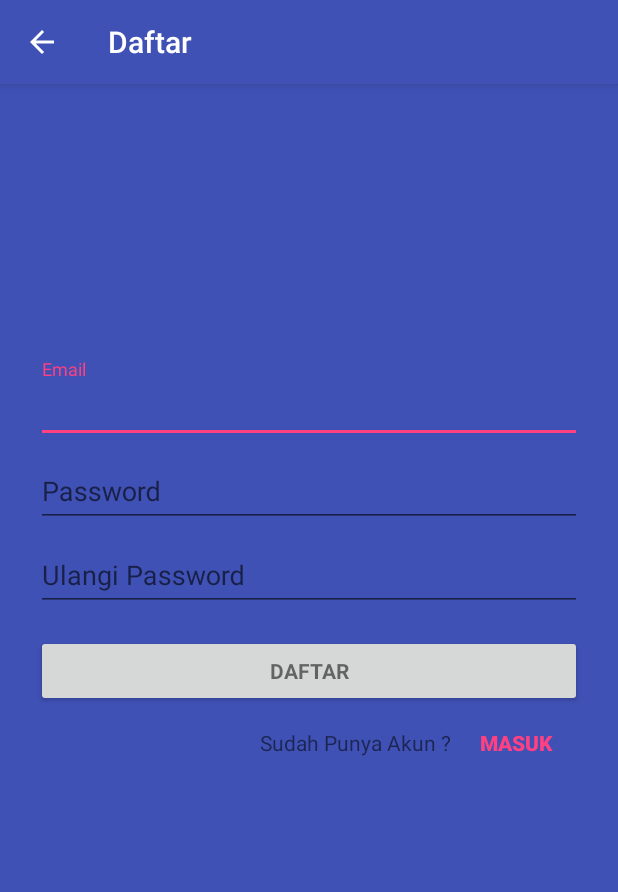
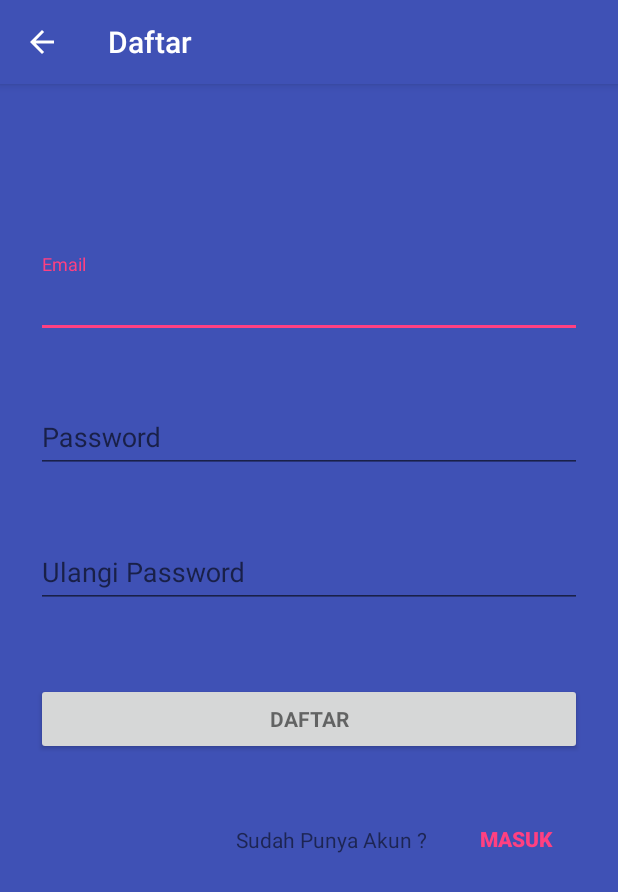
Before and after one commit to Syafiqq/fitness-counter-role-tester, an Android app: the RegisterActivity screen opened directly, with no data from a screen before it, on a phone screen of 412 x 824 dp. Shown: the top 892 px of the screen. Run offline under Robolectric (Android 15) with nearby library versions, the phone set to English and light mode, and no system bars; our stand-ins replace Firebase (no records; nobody signed in at launch, a user with empty details on screens opened directly), Timber; libraries missing offline, so code that uses them is left out: com.afollestad.materialdialogs; 1 statement that could not run was skipped.

Commit message:
Fixing activity register Remove dependency to linear layout

```diff
--- a/app/src/main/res/layout/activity_register.xml
+++ b/app/src/main/res/layout/activity_register.xml
@@ -1,39 +1,39 @@
-<android.support.constraint.ConstraintLayout xmlns:android="http://schemas.android.com/apk/res/android"
+<ScrollView xmlns:android="http://schemas.android.com/apk/res/android"
             xmlns:app="http://schemas.android.com/apk/res-auto"
             xmlns:tools="http://schemas.android.com/tools"
-                                             android:id="@+id/constraintlayout_root"
             android:layout_width="match_parent"
             android:layout_height="match_parent"
             android:gravity="center_horizontal"
-                                             android:orientation="vertical"
             android:background="@color/colorPrimary"
+            tools:context="com.github.syafiqq.fitnesscounterstudent.controller.auth.RegisterActivity"
+            android:fillViewport="true"
+            android:id="@+id/root">
+
+    <android.support.constraint.ConstraintLayout
+            android:id="@+id/_0"
+            android:layout_width="match_parent"
+            android:layout_height="wrap_content"
             android:paddingBottom="@dimen/activity_vertical_margin"
             android:paddingLeft="@dimen/activity_horizontal_margin"
             android:paddingRight="@dimen/activity_horizontal_margin"
             android:paddingTop="@dimen/activity_vertical_margin"
-                                             tools:context="com.github.syafiqq.fitnesscounterstudent.controller.auth.RegisterActivity">
+            tools:layout_editor_absoluteY="81dp">
 
 
-    <LinearLayout
-            android:id="@+id/linearlayout_formcontainer"
-            android:layout_width="match_parent"
+        <android.support.design.widget.TextInputLayout
+                android:layout_width="0dp"
                 android:layout_height="wrap_content"
-            android:orientation="vertical"
-            app:layout_constraintTop_toTopOf="parent"
+                android:id="@+id/textinputlayout_email"
+                android:layout_marginEnd="8dp"
                 app:layout_constraintEnd_toEndOf="parent"
                 app:layout_constraintStart_toStartOf="parent"
+                android:layout_marginStart="8dp"
+                app:layout_constraintTop_toTopOf="parent"
                 android:layout_marginTop="8dp"
-            android:layout_marginBottom="8dp"
-            android:layout_marginEnd="8dp"
-            android:layout_marginStart="8dp"
-            app:layout_constraintBottom_toTopOf="@+id/guideline3"
-            app:layout_constraintHorizontal_bias="1.0"
-            app:layout_constraintVertical_bias="0.544">
-
-        <android.support.design.widget.TextInputLayout
-                android:layout_width="match_parent"
-                android:layout_height="wrap_content"
-                android:id="@+id/textinputlayout_email">
+                android:layout_marginBottom="34dp"
+                app:layout_constraintBottom_toTopOf="@+id/textinputlayout_password"
+                app:layout_constraintVertical_chainStyle="packed"
+                app:layout_constraintVertical_bias="0.3">
 
             <EditText
                     android:id="@+id/edittext_email"
@@ -47,9 +47,16 @@
         </android.support.design.widget.TextInputLayout>
 
         <android.support.design.widget.TextInputLayout
-                android:layout_width="match_parent"
+                android:layout_width="0dp"
                 android:layout_height="wrap_content"
-                android:id="@+id/textinputlayout_password">
+                android:id="@+id/textinputlayout_password"
+                app:layout_constraintEnd_toEndOf="@+id/textinputlayout_email"
+                app:layout_constraintStart_toStartOf="@+id/textinputlayout_email"
+                app:layout_constraintTop_toBottomOf="@+id/textinputlayout_email"
+                app:layout_constraintHorizontal_bias="1.0"
+                app:layout_constraintBottom_toTopOf="@+id/textinputlayout_password_conf"
+                android:layout_marginBottom="34dp"
+                app:layout_constraintVertical_chainStyle="packed">
 
             <EditText
                     android:id="@+id/edittext_password"
@@ -63,9 +70,16 @@
         </android.support.design.widget.TextInputLayout>
 
         <android.support.design.widget.TextInputLayout
-                android:layout_width="match_parent"
+                android:layout_width="0dp"
                 android:layout_height="wrap_content"
-                android:id="@+id/textinputlayout_password_conf">
+                android:id="@+id/textinputlayout_password_conf"
+                app:layout_constraintEnd_toEndOf="@+id/textinputlayout_password"
+                app:layout_constraintStart_toStartOf="@+id/textinputlayout_password"
+                app:layout_constraintTop_toBottomOf="@+id/textinputlayout_password"
+                app:layout_constraintHorizontal_bias="1.0"
+                app:layout_constraintBottom_toTopOf="@+id/button_sumbit"
+                android:layout_marginBottom="34dp"
+                app:layout_constraintVertical_chainStyle="packed">
 
             <EditText
                     android:id="@+id/edittext_password_conf"
@@ -84,24 +98,17 @@
         <Button
                 android:id="@+id/button_sumbit"
                 style="?android:textAppearanceSmall"
-                android:layout_width="match_parent"
                 android:layout_height="wrap_content"
+                android:text="@string/action_sign_up_short"
+                android:textStyle="bold"
+                app:layout_constraintEnd_toEndOf="@+id/textinputlayout_password_conf"
+                app:layout_constraintStart_toStartOf="@+id/textinputlayout_password_conf"
                 android:layout_marginTop="16dp"
-                android:text="@string/action_sign_up_short"
-                android:textStyle="bold"/>
-
-        <LinearLayout
-                android:orientation="horizontal"
-                android:layout_width="match_parent"
-                android:layout_height="match_parent">
-
-            <TextView
-                    android:text="@string/sign_in_question"
+                app:layout_constraintTop_toBottomOf="@+id/textinputlayout_password_conf"
+                app:layout_constraintBottom_toTopOf="@+id/button_login"
+                android:layout_marginBottom="16dp"
                 android:layout_width="0dp"
-                    android:layout_height="wrap_content"
-                    android:layout_weight="1"
-                    android:layout_gravity="center_vertical"
-                    android:gravity="end"/>
+                app:layout_constraintVertical_chainStyle="packed"/>
 
         <Button
                 android:id="@+id/button_login"
@@ -111,16 +118,32 @@
                 android:layout_height="wrap_content"
                 android:background="?android:attr/selectableItemBackground"
                 android:textColor="@color/colorAccent"
-                    android:layout_gravity="end"/>
-        </LinearLayout>
+                android:layout_gravity="end"
+                app:layout_constraintEnd_toEndOf="@+id/button_sumbit"
+                android:layout_marginTop="16dp"
+                app:layout_constraintTop_toBottomOf="@+id/button_sumbit"
+                android:layout_marginBottom="16dp"
+                app:layout_constraintVertical_chainStyle="packed"
+                app:layout_constraintBottom_toBottomOf="parent"/>
 
-    </LinearLayout>
-
-    <android.support.constraint.Guideline
-            android:layout_width="wrap_content"
+        <TextView
+                android:text="@string/sign_in_question"
+                android:layout_width="0dp"
                 android:layout_height="wrap_content"
-            android:id="@+id/guideline3"
-            app:layout_constraintGuide_percent="0.80"
-            android:orientation="horizontal"/>
+                android:layout_weight="1"
+                android:layout_gravity="center_vertical"
+                android:gravity="end"
+                android:id="@+id/_1"
+                app:layout_constraintEnd_toStartOf="@+id/button_login"
+                app:layout_constraintStart_toStartOf="@+id/button_sumbit"
+                android:layout_marginEnd="16dp"
+                app:layout_constraintTop_toTopOf="@+id/button_login"
+                android:layout_marginTop="8dp"
+                app:layout_constraintBottom_toBottomOf="@+id/button_login"
+                android:layout_marginBottom="8dp"
+                android:layout_marginRight="16dp"/>
 
     </android.support.constraint.ConstraintLayout>
+
+
+</ScrollView>
```
Lines whose indentation alone changed are shown as unchanged.
